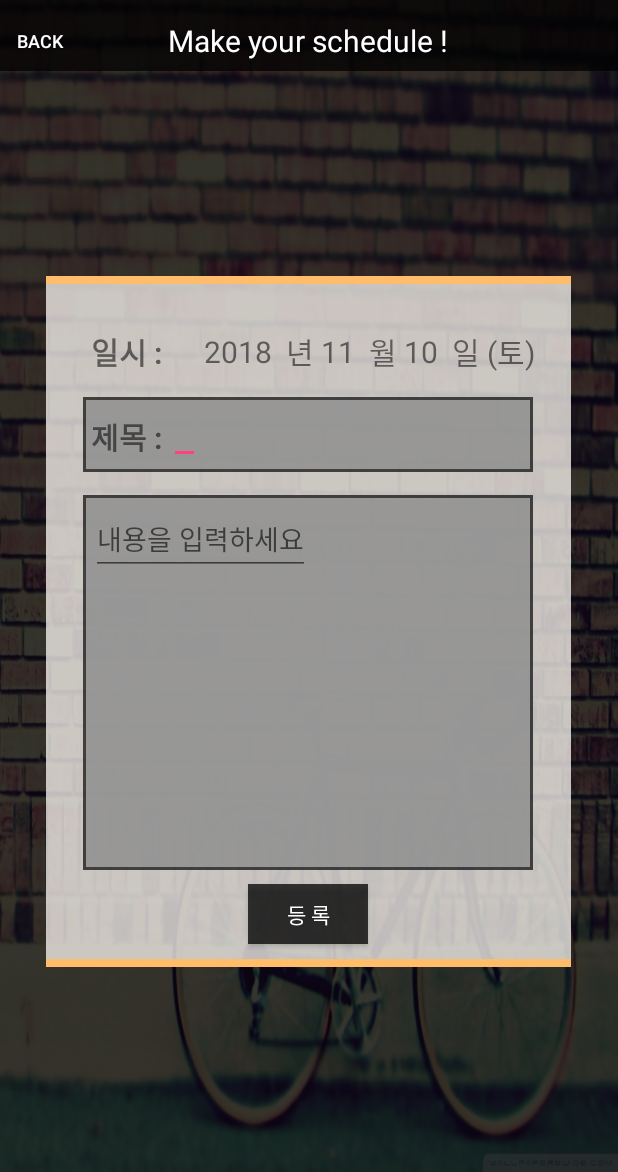
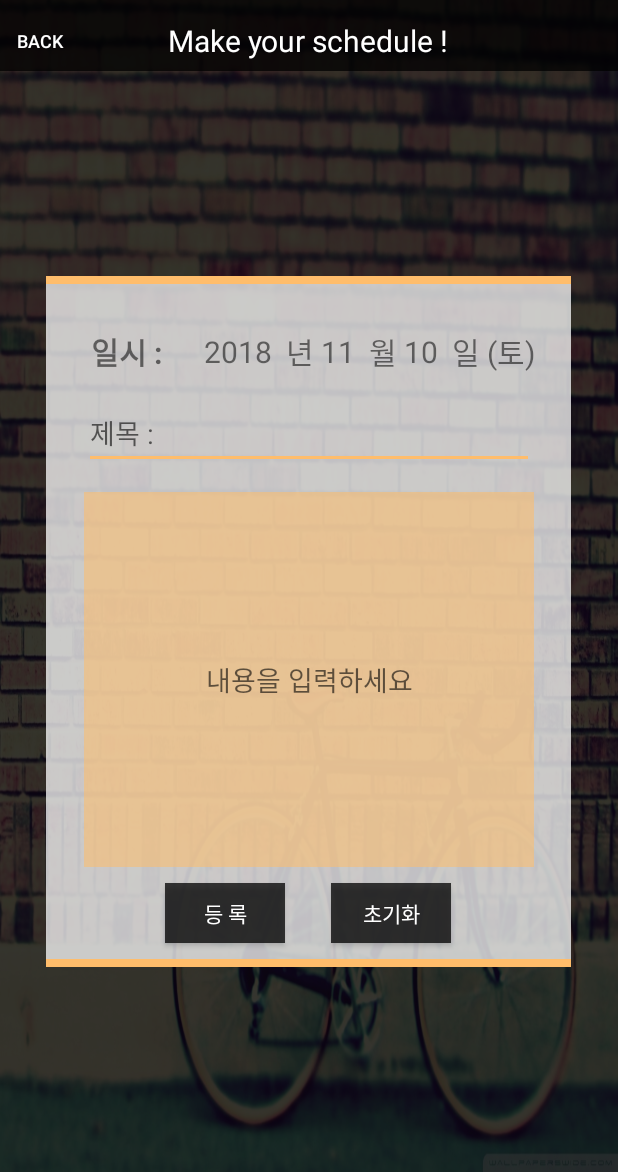
Before and after one commit to dfjung4254/DevCalendar, an Android app: the screen it shows after launch (ScheduleActivity), after a tap on "10", on a phone screen of 412 x 824 dp, the part 64-1236 px from its top. Run offline under Robolectric (Android 15) with nearby library versions, the phone set to English and light mode, and no system bars.

Commit message:
기능구현완료--향후보수: UI개선, 날짜검색추가

```diff
--- a/app/src/main/java/com/devjk/devcalendar/MainActivity.java
+++ b/app/src/main/java/com/devjk/devcalendar/MainActivity.java
@@ -22,6 +22,7 @@ public class MainActivity extends AppCompatActivity {
 
     private TabLayout tabLayout;
     private ViewPager viewPager;
+
     public static MonthlyFragment monthlyFragment;
     public static WeeklyFragment weeklyFragment;
     public static DailyFragment dailyFragment;
@@ -40,9 +41,11 @@ public class MainActivity extends AppCompatActivity {
         currentYear = cal.get(cal.YEAR);
         currentMonth = cal.get(cal.MONTH) + 1;
         currentDate = cal.get(cal.DATE);
+
         weekMap = new HashMap<>();
         weekMap.put("일", 0);weekMap.put("월", 1);weekMap.put("화", 2);
         weekMap.put("수", 3);weekMap.put("목", 4);weekMap.put("금", 5);weekMap.put("토", 6);
+
         monthlyFragment = new MonthlyFragment();
         weeklyFragment = new WeeklyFragment();
         dailyFragment = new DailyFragment();
--- a/app/src/main/java/com/devjk/devcalendar/ScheduleActivity.java
+++ b/app/src/main/java/com/devjk/devcalendar/ScheduleActivity.java
@@ -19,21 +19,24 @@ import java.util.Calendar;
 
 public class ScheduleActivity extends AppCompatActivity {
 
-    String weeks[] = {"일", "월", "화", "수", "목", "금", "토"};
-    int curYear;
-    int curMonth;
-    int curDate;
-    int curDay;
-    int curId;
-    Button btn_back;
-    Button btn_submit;
-    TextView text_year;
-    TextView text_month;
-    TextView text_date;
-    TextView text_day;
-    EditText contents;
-    EditText title;
-    boolean isModified;
+    private String weeks[] = {"일", "월", "화", "수", "목", "금", "토"};
+    private int curYear;
+    private int curMonth;
+    private int curDate;
+    private int curDay;
+    private int curId;
+    private Button btn_back;
+    private Button btn_submit;
+    private Button btn_delete;
+    private TextView text_year;
+    private TextView text_month;
+    private TextView text_date;
+    private TextView text_day;
+    private  EditText contents;
+    private EditText title;
+    private boolean isModified;
+    private String strContents;
+    private String strTitle;
 
     @Override
     protected void onCreate(Bundle savedInstanceState) {
@@ -48,6 +51,7 @@ public class ScheduleActivity extends AppCompatActivity {
         curDay = intent.getIntExtra("day", cal.get(cal.DAY_OF_WEEK)-1);
         btn_back = (Button) findViewById(R.id.ScheduleActivity_Button_back);
         btn_submit = (Button) findViewById(R.id.ScheduleActivity_Button_submit);
+        btn_delete = (Button) findViewById(R.id.ScheduleActivity_Button_delete);
         text_year = (TextView) findViewById(R.id.ScheduleActivity_TextView_year);
         text_month = (TextView) findViewById(R.id.ScheduleActivity_TextView_month);
         text_date = (TextView) findViewById(R.id.ScheduleActivity_TextView_date);
@@ -59,6 +63,7 @@ public class ScheduleActivity extends AppCompatActivity {
         //해당하는 스케쥴이 있으면 String에 담아 editText에 입력시켜야함.
         //또한 변형된것인지 완전 새것인건지 판단해야함.
 
+
         //DB조회 한 후 isModified의 값을 수정.
         SQLiteDatabase db = ScheduleDBHelper.getInstance(this).getReadableDatabase();
         Cursor cursor = db.rawQuery("SELECT * FROM " + ScheduleDBHelper.tableName + "" +
@@ -67,12 +72,16 @@ public class ScheduleActivity extends AppCompatActivity {
         if(cursor.getCount() == 0){
             //db조회값 없음
             isModified = false;
+            strContents = "";
+            strTitle = "";
         }else{
             //db조회값 있음
             while(cursor.moveToNext()){
                 curId = cursor.getInt(0);
-                contents.setText(cursor.getString(5));
-                title.setText(cursor.getString(4));
+                strContents = cursor.getString(5);
+                strTitle = cursor.getString(4);
+                contents.setText(strContents);
+                title.setText(strTitle);
             }
         }
 
@@ -90,6 +99,14 @@ public class ScheduleActivity extends AppCompatActivity {
             @Override
             public void onClick(View view) {
                 //여기에서 editText의 내용을 DB에 저장시켜야함.
+
+                //내용수정여부 검사.(내용을 안건드렸다면 굳이 insert나 update필요없음.
+                if(strTitle.equals(title.getText()) && strContents.equals(contents.getText())){
+                    //전부 처음내용이랑 같음.
+                    finish();
+                    return;
+                }
+
                 ContentValues values = new ContentValues();
                 values.put("year", curYear);
                 values.put("month", curMonth);
@@ -99,17 +116,24 @@ public class ScheduleActivity extends AppCompatActivity {
                 Log.d("MYLoG++++++++++++", title.getText().toString());
                 //isModified
                 long isSuccess = 0;
+                SQLiteDatabase db = ScheduleDBHelper.getInstance(getApplicationContext()).getWritableDatabase();
                 if(isModified){
                     //update쿼리
-                    Log.d("MYLOG+++++++++++", "쿼리 UPDATE");
-                    SQLiteDatabase db = ScheduleDBHelper.getInstance(getApplicationContext()).getWritableDatabase();
-                    isSuccess =  db.update(ScheduleDBHelper.tableName, values, "id=?", new String[] {String.valueOf(curId)});
+                    if(contents.getText().toString().length() != 0 && title.getText().toString().length() != 0){
+                        //기존 수정한 내용이 초기화되지 않았을때는 정보 update
+                        Log.d(MainActivity.MYLOG, "쿼리 UPDATE");
+                        isSuccess =  db.update(ScheduleDBHelper.tableName, values, "id=?", new String[] {String.valueOf(curId)});
+                    }else{
+                        //초기화로 수정했을때 db에서 아예 삭제
+                        Log.d(MainActivity.MYLOG, "쿼리 DELETE");
+                        isSuccess = db.delete(ScheduleDBHelper.tableName, "id=?", new String[] {String.valueOf(curId)});
+                    }
+
                 }else{
                     //insert쿼리
                     if(contents.getText().toString().length() != 0 && title.getText().toString().length() != 0){
                         //텍스트 제목과 내용이 공백이 아닐 시.
-                        Log.d("MYLOG+++++++++++", "쿼리 INSERT");
-                        SQLiteDatabase db = ScheduleDBHelper.getInstance(getApplicationContext()).getWritableDatabase();
+                        Log.d(MainActivity.MYLOG, "쿼리 INSERT");
                         isSuccess =  db.insert(ScheduleDBHelper.tableName, null, values);
                     }
                 }
@@ -118,13 +142,12 @@ public class ScheduleActivity extends AppCompatActivity {
                     Toast.makeText(getApplicationContext(), "저장 실패", Toast.LENGTH_SHORT).show();
                 }else{
                     //저장 성공.
-                    Toast.makeText(getApplicationContext(), "저장 성공", Toast.LENGTH_SHORT).show();
+                    Toast.makeText(getApplicationContext(), "저장되었습니다", Toast.LENGTH_SHORT).show();
                     MainActivity.monthlyFragment.dayAdapter.resetSchedule();
                     MainActivity.monthlyFragment.dayAdapter.notifyDataSetChanged();
                     MainActivity.weeklyFragment.dayAdapter.resetSchedule();
                     MainActivity.weeklyFragment.dayAdapter.notifyDataSetChanged();
                     MainActivity.dailyFragment.searchDB();
-                    //주간, 일간도 다 reset?
                     finish();
                 }
 
@@ -133,6 +156,15 @@ public class ScheduleActivity extends AppCompatActivity {
             }
         });
 
+        btn_delete.setOnClickListener(new View.OnClickListener() {
+            @Override
+            public void onClick(View view) {
+                //기존 정보 초기화
+                title.setText("");
+                contents.setText("");
+            }
+        });
+
 
 
 
--- a/app/src/main/java/com/devjk/devcalendar/classfile/DayCalculator.java
+++ b/app/src/main/java/com/devjk/devcalendar/classfile/DayCalculator.java
@@ -6,6 +6,8 @@ import com.devjk.devcalendar.MainActivity;
 import com.devjk.devcalendar.fragment.MonthlyFragment;
 
 public class DayCalculator {
+
+    private static DayCalculator instance;
 
     //member variables
     public int arr_month[] = {0, 31, 28, 31, 30, 31, 30, 31, 31, 30, 31, 30, 31};
@@ -17,6 +19,14 @@ public class DayCalculator {
     }
 
     //methods
+    public static DayCalculator getInstance(){
+        //dayCalculator는 한개만 호출한다.
+        if(instance == null){
+            instance = new DayCalculator();
+        }
+        return instance;
+    }
+
     public void setFeb(int year, int month){
         if(month == 2){
             if(year%4 == 0 && (year%100!=0 || (year)%400==0)){
--- a/app/src/main/java/com/devjk/devcalendar/fragment/DailyFragment.java
+++ b/app/src/main/java/com/devjk/devcalendar/fragment/DailyFragment.java
@@ -25,22 +25,22 @@ import java.util.HashMap;
 
 public class DailyFragment extends Fragment {
 
-    TextView text_year;
-    TextView text_month;
-    TextView text_date;
-    TextView text_day;
-    TextView text_title;
-    TextView text_contents;
-    LinearLayout linearLayout;
-    Button btn_left;
-    Button btn_right;
-    DayCalculator dayCalculator = new DayCalculator();
-    int curYear;
-    int curMonth;
-    int curDate;
-    String curDay;
-    String title;
-    String contents;
+    private TextView text_year;
+    private TextView text_month;
+    private TextView text_date;
+    private TextView text_day;
+    private TextView text_title;
+    private TextView text_contents;
+    private  LinearLayout linearLayout;
+    private Button btn_left;
+    private Button btn_right;
+    private DayCalculator dayCalculator;
+    private int curYear;
+    private int curMonth;
+    private int curDate;
+    private String curDay;
+    private String title;
+    private String contents;
 
     @Override
     public View onCreateView(LayoutInflater inflater, ViewGroup container,
@@ -51,6 +51,7 @@ public class DailyFragment extends Fragment {
         curYear = MainActivity.currentYear;
         curMonth = MainActivity.currentMonth;
         curDate = MainActivity.currentDate;
+        dayCalculator = DayCalculator.getInstance();
         curDay = dayCalculator.calDay(curYear, curMonth, curDate);
 
         text_year = (TextView) view.findViewById(R.id.DailyFragment_TextView_year);
--- a/app/src/main/java/com/devjk/devcalendar/fragment/MonthlyFragment.java
+++ b/app/src/main/java/com/devjk/devcalendar/fragment/MonthlyFragment.java
@@ -30,12 +30,13 @@ import java.util.Arrays;
 public class MonthlyFragment extends Fragment {
 
     public static final int CALENDARSIZE = 42;
-    Button btn_left;
-    Button btn_right;
-    TextView text_month;
-    TextView text_year;
-    GridView gridView;
-    DayCalculator dayCalculator = new DayCalculator();
+    private Button btn_left;
+    private Button btn_right;
+    private TextView text_month;
+    private TextView text_year;
+    private GridView gridView;
+    private DayCalculator dayCalculator;
+
     int curYear;
     int curMonth;
     int curDate;
@@ -49,6 +50,7 @@ public class MonthlyFragment extends Fragment {
         curYear = MainActivity.currentYear;
         curMonth = MainActivity.currentMonth;
         curDate = MainActivity.currentDate;
+        dayCalculator = DayCalculator.getInstance();
 
         btn_left = (Button) view.findViewById(R.id.MonthlyFragment_Button_left);
         btn_right = (Button) view.findViewById(R.id.MonthlyFragment_Button_right);
@@ -97,12 +99,12 @@ public class MonthlyFragment extends Fragment {
     public class DayAdapter extends BaseAdapter{
 
         //set member variables
-        Context context;
-        int year;
-        int month;
-        int date;
-        String dayArr[];
-        String scheduleArr[];
+        private Context context;
+        private int year;
+        private int month;
+        private int date;
+        private String dayArr[];
+        private String scheduleArr[];
 
         public DayAdapter(Context context, int year, int month, int date){
             //constructor.
--- a/app/src/main/java/com/devjk/devcalendar/fragment/WeeklyFragment.java
+++ b/app/src/main/java/com/devjk/devcalendar/fragment/WeeklyFragment.java
@@ -28,20 +28,22 @@ import java.util.HashMap;
 public class WeeklyFragment extends Fragment {
 
     public static final int WEEKSIZE = 7;
-    String weeks[] = {"첫째 주", "둘째 주", "셋째 주", "넷째 주", "다섯째 주", "여섯째 주"};
-    TextView text_year;
-    TextView text_month;
-    TextView text_weekNumber;
-    Button btn_left;
-    Button btn_right;
-    GridView gridView;
-    DayCalculator dayCalculator = new DayCalculator();
     public DayAdapter dayAdapter;
-    int curYear;
-    int curMonth;
-    int curDate;
-    int curWeekIndex;
-    int curWeekMaxIndex;
+
+    private TextView text_year;
+    private TextView text_month;
+    private TextView text_weekNumber;
+    private Button btn_left;
+    private Button btn_right;
+    private GridView gridView;
+
+    private String weeks[] = {"첫째 주", "둘째 주", "셋째 주", "넷째 주", "다섯째 주", "여섯째 주"};
+    private DayCalculator dayCalculator;
+    private int curYear;
+    private int curMonth;
+    private int curDate;
+    private int curWeekIndex;
+    private int curWeekMaxIndex;
 
     @Override
     public View onCreateView(LayoutInflater inflater, ViewGroup container,
@@ -52,6 +54,7 @@ public class WeeklyFragment extends Fragment {
         curYear = MainActivity.currentYear;
         curMonth = MainActivity.currentMonth;
         curDate = MainActivity.currentDate;
+        dayCalculator = DayCalculator.getInstance();
 
         text_year = (TextView) view.findViewById(R.id.WeeklyFragment_TextView_year);
         text_month = (TextView) view.findViewById(R.id.WeeklyFragment_TextView_month);
@@ -119,17 +122,17 @@ public class WeeklyFragment extends Fragment {
 
     public class DayAdapter extends BaseAdapter{
 
-        Context context;
-        int year;
-        int month;
-        int weekIndex;
-        int weekMaxIndex;
-        int targetDate[] = new int[2]; // 0 : 한 주의 시작날짜, 1 : 한 주의 마지막 날짜.
-        int size;
-        String dateArray[];
-        String dayArray[];
-        String titleArray[];
-        String contentsArray[];
+        private Context context;
+        private int year;
+        private int month;
+        private int weekIndex;
+        private int weekMaxIndex;
+        private int targetDate[] = new int[2]; // 0 : 한 주의 시작날짜, 1 : 한 주의 마지막 날짜.
+        private int size;
+        private String dateArray[];
+        private String dayArray[];
+        private String titleArray[];
+        private String contentsArray[];
 
         public DayAdapter(Context context, int year, int month, int weekIndex){
             //초기화.
--- a/app/src/main/res/drawable/border.xml
+++ b/app/src/main/res/drawable/border.xml
@@ -7,10 +7,10 @@
         </shape>
     </item>
 
-    <item android:top="2dp" android:bottom="2dp"
-        android:left="2dp" android:right="2dp">
+    <item android:top="1dp" android:bottom="1dp"
+        android:left="1dp" android:right="1dp">
         <shape android:shape="rectangle">
-            <solid android:color="#8ce1e1e1" />
+            <solid android:color="#8cffffff" />
         </shape>
     </item>
 
--- a/app/src/main/res/layout/activity_schedule.xml
+++ b/app/src/main/res/layout/activity_schedule.xml
@@ -153,46 +153,26 @@
 
                 </LinearLayout>
 
-                <LinearLayout
+                <EditText
+                    android:id="@+id/ScheduleActivity_EditText_title"
+                    android:layout_width="300dp"
+                    android:layout_height="wrap_content"
+                    android:layout_marginLeft="25dp"
                     android:layout_marginTop="15dp"
-                    android:layout_width="300dp"
-                    android:layout_height="50dp"
-                    android:layout_gravity="center"
-                    android:padding="5dp"
-                    android:orientation="horizontal"
-                    android:background="@drawable/border">
+                    android:textColor="#000000"
+                    android:backgroundTint="@color/toolBarSelectedColor"
+                    android:hint="제목 : "/>
 
-                    <TextView
-                        android:layout_width="wrap_content"
-                        android:layout_height="wrap_content"
-                        android:text="제목 : "
-                        android:textSize="20sp"
-                        android:textStyle="bold"/>
-
-                    <EditText
-                        android:id="@+id/ScheduleActivity_EditText_title"
-                        android:layout_width="wrap_content"
-                        android:layout_height="wrap_content"
-                        android:textColor="#000000"/>
-
-                </LinearLayout>
-
-                <LinearLayout
-                    android:layout_marginTop="15dp"
+                <EditText
+                    android:id="@+id/ScheduleActivity_EditText_contents"
                     android:layout_width="300dp"
                     android:layout_height="250dp"
-                    android:layout_gravity="center"
-                    android:padding="5dp"
-                    android:background="@drawable/border">
-
-                    <EditText
-                        android:id="@+id/ScheduleActivity_EditText_contents"
-                        android:layout_width="wrap_content"
-                        android:layout_height="wrap_content"
-                        android:textColor="#000000"
-                        android:hint="내용을 입력하세요"/>
-
-                </LinearLayout>
+                    android:layout_marginLeft="25dp"
+                    android:layout_marginTop="15dp"
+                    android:textColor="#000000"
+                    android:background="@color/toolBarSelectedTransparent"
+                    android:hint="내용을 입력하세요"
+                    android:gravity="center"/>
 
                 <LinearLayout
                     android:layout_width="match_parent"
@@ -203,9 +183,20 @@
                         android:id="@+id/ScheduleActivity_Button_submit"
                         android:layout_width="80dp"
                         android:layout_height="40dp"
+                        android:layout_marginHorizontal="15dp"
                         android:background="@color/toolBarColor"
                         android:text="등 록"
                         android:textColor="#ffffff"/>
+
+                    <Button
+                        android:id="@+id/ScheduleActivity_Button_delete"
+                        android:layout_width="80dp"
+                        android:layout_height="40dp"
+                        android:layout_marginHorizontal="15dp"
+                        android:background="@color/toolBarColor"
+                        android:text="초기화"
+                        android:textColor="#ffffff"/>
+
 
                 </LinearLayout>
 
--- a/app/src/main/res/values/colors.xml
+++ b/app/src/main/res/values/colors.xml
@@ -5,7 +5,8 @@
     <color name="colorAccent">#FF4081</color>
     <color name="toolBarColor">#be000000</color>
     <color name="toolBarSelectedColor">#ffbd6b</color>
-    <color name="calendarBackground">#befffbf6</color>
+    <color name="toolBarSelectedTransparent">#8cffbd6b</color>
+    <color name="calendarBackground">#beffffff</color>
     <color name="calendarBackgroundTint">#ffbd6b</color>
     <color name="calendarRed">#ff0000</color>
     <color name="calendarBlue">#0011ff</color>
--- a/app/src/main/res/values/strings.xml
+++ b/app/src/main/res/values/strings.xml
@@ -1,6 +1,4 @@
 <resources>
     <string name="app_name">DevCalendar</string>
     <string name="app_logo">&lt;  Dev Calendar  /&gt;</string>
-    <!-- TODO: Remove or change this placeholder text -->
-    <string name="hello_blank_fragment">Hello blank fragment</string>
 </resources>
```
